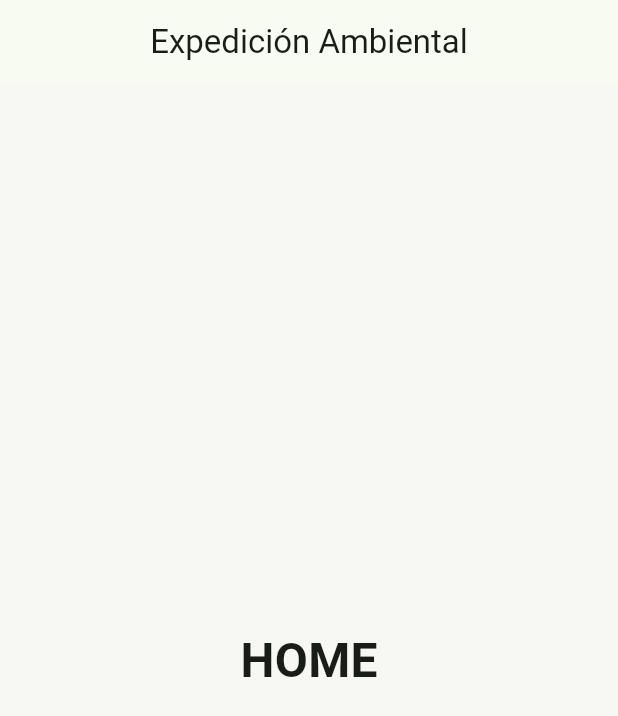
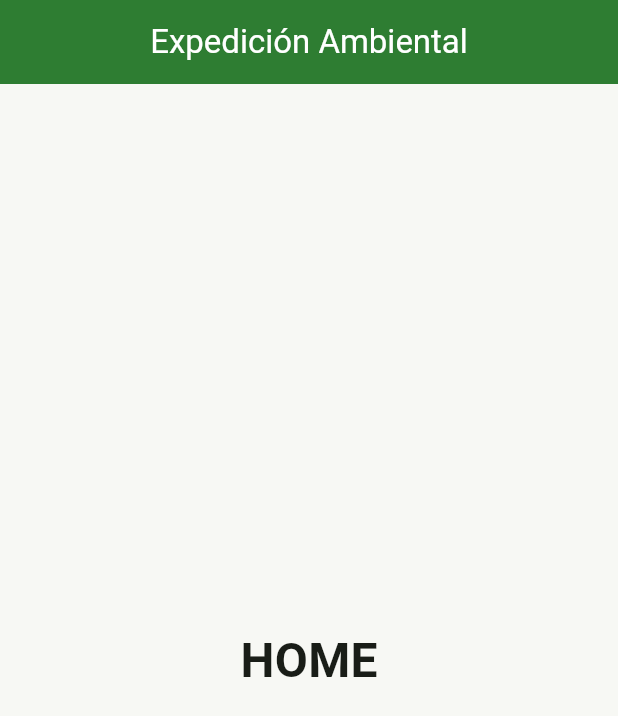
Before and after one commit to ivanp365/Juego-Expedicion-ambiental, a Flutter app: the screen it shows after launch, on a phone screen of 412 x 824 dp. Shown: the top 716 px of the screen. Run offline on Flutter 3.47's test engine with Material 3 defaults, Android fonts, the phone set to English and light mode, and no system bars; our stand-ins replace flutter_riverpod, go_router.

Commit message:
feat: initialize Expedición Ambiental foundation

```diff
--- /dev/null
+++ b/lib/core/theme/app_colors.dart
@@ -0,0 +1,22 @@
+import 'package:flutter/material.dart';
+
+class AppColors {
+  AppColors._();
+
+  // Primarios
+  static const Color primary = Color(0xFF2E7D32);
+  static const Color secondary = Color(0xFF81C784);
+
+  // Fondo
+  static const Color background = Color(0xFFF7F8F4);
+  static const Color surface = Colors.white;
+
+  // Texto
+  static const Color textPrimary = Color(0xFF1B1B1B);
+  static const Color textSecondary = Color(0xFF5F6368);
+
+  // Estados
+  static const Color success = Color(0xFF43A047);
+  static const Color warning = Color(0xFFF9A825);
+  static const Color error = Color(0xFFC62828);
+}
--- a/lib/core/theme/app_theme.dart
+++ b/lib/core/theme/app_theme.dart
@@ -1,4 +1,6 @@
 import 'package:flutter/material.dart';
+
+import 'app_colors.dart';
 
 class AppTheme {
   AppTheme._();
@@ -6,9 +8,20 @@ class AppTheme {
   static ThemeData get light {
     return ThemeData(
       useMaterial3: true,
-      colorSchemeSeed: Colors.green,
-      scaffoldBackgroundColor: const Color(0xFFF7F8F4),
-      appBarTheme: const AppBarTheme(centerTitle: true, elevation: 0),
+
+      colorScheme: ColorScheme.fromSeed(
+        seedColor: AppColors.primary,
+        brightness: Brightness.light,
+      ),
+
+      scaffoldBackgroundColor: AppColors.background,
+
+      appBarTheme: const AppBarTheme(
+        backgroundColor: AppColors.primary,
+        foregroundColor: Colors.white,
+        elevation: 0,
+        centerTitle: true,
+      ),
     );
   }
 }
--- a/pubspec.yaml
+++ b/pubspec.yaml
@@ -36,10 +36,11 @@ dependencies:
   cupertino_icons: ^1.0.8
   flutter_riverpod: ^3.3.2
   go_router: ^17.3.0
-  shared_preferences: ^2.5.5
   google_fonts: ^8.1.0
   flutter_animate: ^4.5.2
   uuid: ^4.5.3
+  hive: ^2.2.3
+  hive_flutter: ^1.1.0
 
 dev_dependencies:
   flutter_test:
```
Also changed, not shown: pubspec.lock, 1 other file.
